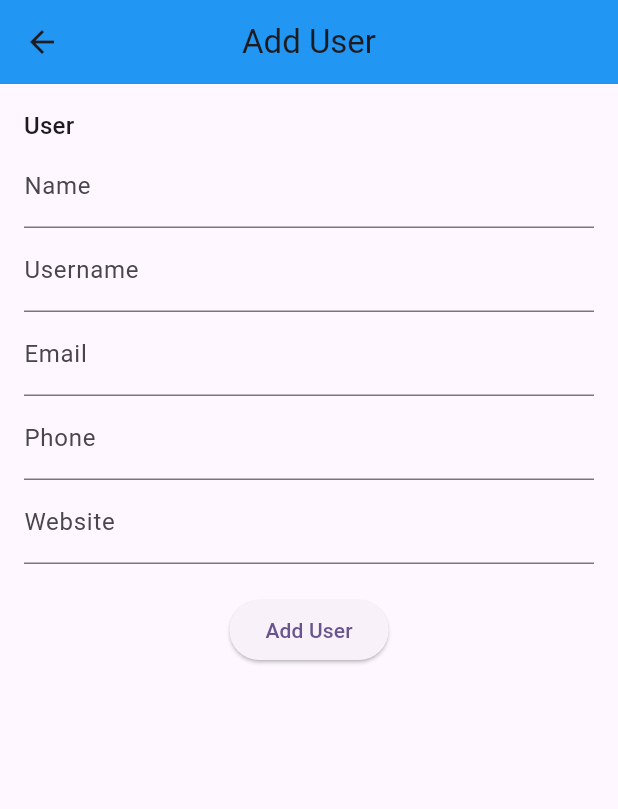
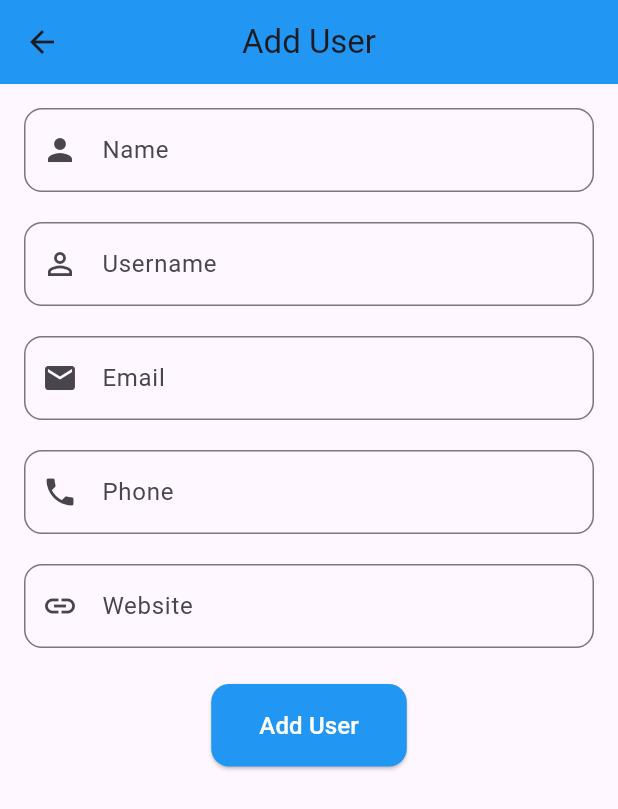
Before and after one commit to noura2tarek/User_Profile_Management, a Flutter app: the screen it shows after launch, after a tap on the "add" icon, on a phone screen of 412 x 824 dp. Shown: the top 809 px of the screen. Run offline on Flutter 3.47's test engine with Material 3 defaults, Android fonts, the light colour scheme and no system bars; our stand-ins replace dio; network calls fail.

Commit message:
handle UI of add and edit user feature

```diff
--- a/lib/controller/api_service.dart
+++ b/lib/controller/api_service.dart
@@ -3,6 +3,15 @@ import 'package:dio/dio.dart';
 class ApiService {
   static const String url = 'https://jsonplaceholder.typicode.com/';
   final Dio _dio = Dio(BaseOptions(baseUrl: url));
+
+  Future<Response> fetchUsers() async {
+    return await _dio.get('/users');
+  }
+
+  Future<Response> fetchUser(int id) async {
+    return await _dio.get('/users/$id');
+  }
+
   Future<Response> updateUser(int id, Map<String, dynamic> data) async {
     return await _dio.put('/users/$id', data: data);
   }
--- /dev/null
+++ b/lib/controller/user_service.dart
@@ -0,0 +1,33 @@
+import 'package:user_profile_management/model/user_model.dart';
+import 'package:user_profile_management/controller/api_service.dart';
+
+class UserController {
+  final ApiService _api = ApiService();
+
+  Future<void> addUser(User user) async {
+    try {
+      await _api.addUser(user.toJson());
+    } catch (e) {
+      throw Exception('Failed to add user: $e');
+    }
+  }
+
+  Future<void> updateUser(User user) async {
+    try {
+      await _api.updateUser(user.id, user.toJson());
+    } catch (e) {
+      throw Exception('Failed to update user: $e');
+    }
+  }
+
+  Future<List<User>> fetchUsers() async {
+    try {
+      final response = await _api.fetchUsers();
+      return (response.data as List)
+          .map((user) => User.fromJson(user))
+          .toList();
+    } catch (e) {
+      throw Exception('Failed to fetch users: $e');
+    }
+  }
+}
--- a/lib/view/screens/edit_user/edit_user_screen.dart
+++ b/lib/view/screens/edit_user/edit_user_screen.dart
@@ -3,6 +3,7 @@ import 'package:user_profile_management/model/user_model.dart';
 
 class AddOrUpdateUserScreen extends StatefulWidget {
   final User? user;
+
   const AddOrUpdateUserScreen({super.key, this.user});
 
   @override
@@ -10,17 +11,17 @@ class AddOrUpdateUserScreen extends StatefulWidget {
 }
 
 class _AddOrUpdateUserScreenState extends State<AddOrUpdateUserScreen> {
-  final _formkey = GlobalKey<FormState>();
+  final _formKey = GlobalKey<FormState>();
 
   late String _name;
   late String _userName;
   late String _email;
   late String _phone;
   late String _website;
+
   @override
   void initState() {
     super.initState();
-    //Initialization with exisisting user data if it was an edit or empty strings for a new user
     _name = widget.user?.name ?? '';
     _userName = widget.user?.username ?? '';
     _email = widget.user?.email ?? '';
@@ -29,8 +30,8 @@ class _AddOrUpdateUserScreenState extends State<AddOrUpdateUserScreen> {
   }
 
   void _saveForm() {
-    if (_formkey.currentState!.validate()) {
-      _formkey.currentState!.save();
+    if (_formKey.currentState!.validate()) {
+      _formKey.currentState!.save();
 
       final user = User(
         id: widget.user?.id ?? 0,
@@ -44,10 +45,7 @@ class _AddOrUpdateUserScreenState extends State<AddOrUpdateUserScreen> {
           suite: '',
           city: '',
           zipcode: '',
-          geo: Geo(
-            lat: '',
-            lng: '',
-          ),
+          geo: Geo(lat: '', lng: ''),
         ),
         company: Company(
           name: '',
@@ -55,10 +53,27 @@ class _AddOrUpdateUserScreenState extends State<AddOrUpdateUserScreen> {
           bs: '',
         ),
       );
+
+      ScaffoldMessenger.of(context).showSnackBar(
+        SnackBar(
+          content: Text(widget.user == null
+              ? 'User added successfully!'
+              : 'User updated successfully!'),
+          backgroundColor: Colors.green,
+        ),
+      );
+
       Navigator.pop(context, {
         'action': widget.user == null ? 'add' : 'edit',
         'user': user,
       });
+    } else {
+      ScaffoldMessenger.of(context).showSnackBar(
+        const SnackBar(
+          content: Text('Please fill all required fields correctly.'),
+          backgroundColor: Colors.red,
+        ),
+      );
     }
   }
 
@@ -69,56 +84,117 @@ class _AddOrUpdateUserScreenState extends State<AddOrUpdateUserScreen> {
         title: Text(widget.user == null ? 'Add User' : 'Edit User'),
         centerTitle: true,
         backgroundColor: Colors.blue,
+        elevation: 0,
       ),
-      body: Padding(
-        padding: const EdgeInsets.all(16.0),
+      body: SingleChildScrollView(
+        padding: const EdgeInsets.all(16),
         child: Form(
-          key: _formkey,
+          key: _formKey,
           child: Column(
             crossAxisAlignment: CrossAxisAlignment.start,
             children: [
-              Text(
-                'User',
-                style: Theme.of(context).textTheme.titleMedium,
-              ),
               TextFormField(
                 initialValue: _name,
-                decoration: InputDecoration(labelText: 'Name'),
+                decoration: InputDecoration(
+                  labelText: 'Name',
+                  border: OutlineInputBorder(
+                    borderRadius: BorderRadius.circular(12),
+                  ),
+                  prefixIcon: const Icon(Icons.person),
+                ),
                 validator: (value) =>
                     value!.isEmpty ? 'Please enter a name' : null,
                 onSaved: (value) => _name = value!,
               ),
+              const SizedBox(height: 20),
               TextFormField(
                 initialValue: _userName,
-                decoration: InputDecoration(labelText: 'Username'),
+                decoration: InputDecoration(
+                  labelText: 'Username',
+                  border: OutlineInputBorder(
+                    borderRadius: BorderRadius.circular(12),
+                  ),
+                  prefixIcon: const Icon(Icons.person_outline),
+                ),
                 validator: (value) =>
                     value!.isEmpty ? 'Please enter a username' : null,
                 onSaved: (value) => _userName = value!,
               ),
+              const SizedBox(height: 20),
               TextFormField(
                 initialValue: _email,
-                decoration: InputDecoration(labelText: 'Email'),
-                validator: (value) =>
-                    value!.isEmpty ? 'Please enter an email' : null,
+                decoration: InputDecoration(
+                  labelText: 'Email',
+                  border: OutlineInputBorder(
+                    borderRadius: BorderRadius.circular(12),
+                  ),
+                  prefixIcon: const Icon(Icons.email),
+                ),
+                validator: (value) {
+                  if (value!.isEmpty) {
+                    return 'Please enter an email, "example@example.com"';
+                  } else if (!RegExp(r'^[\w-\.]+@([\w-]+\.)+[\w-]{2,4}$')
+                      .hasMatch(value)) {
+                    return 'Please enter a valid email';
+                  }
+                  return null;
+                },
                 onSaved: (value) => _email = value!,
               ),
+              const SizedBox(height: 20),
               TextFormField(
                 initialValue: _phone,
-                decoration: InputDecoration(labelText: 'Phone'),
+                decoration: InputDecoration(
+                  labelText: 'Phone',
+                  border: OutlineInputBorder(
+                    borderRadius: BorderRadius.circular(12),
+                  ),
+                  prefixIcon: const Icon(Icons.phone),
+                ),
+                validator: (value) {
+                  if (value!.isEmpty) {
+                    return 'Please enter a phone number';
+                  } else if (!RegExp(r'^[0-9]{11}$').hasMatch(value)) {
+                    return 'Please enter a valid 11-digit phone number';
+                  }
+                  return null;
+                },
                 onSaved: (value) => _phone = value!,
               ),
+              const SizedBox(height: 20),
               TextFormField(
                 initialValue: _website,
-                decoration: InputDecoration(labelText: 'Website'),
+                decoration: InputDecoration(
+                  labelText: 'Website',
+                  border: OutlineInputBorder(
+                    borderRadius: BorderRadius.circular(12),
+                  ),
+                  prefixIcon: const Icon(Icons.link),
+                ),
+                validator: (value) {
+                  if (value!.isEmpty) {
+                    return 'Please enter a website';
+                  }
+                  return null;
+                },
                 onSaved: (value) => _website = value!,
               ),
-              SizedBox(
-                height: 20,
-              ),
+              const SizedBox(height: 24),
               Center(
                 child: ElevatedButton(
                   onPressed: _saveForm,
-                  child: Text(widget.user == null ? 'Add User' : 'Update User'),
+                  style: ElevatedButton.styleFrom(
+                    padding: const EdgeInsets.symmetric(
+                        horizontal: 32, vertical: 16),
+                    backgroundColor: Colors.blue,
+                    shape: RoundedRectangleBorder(
+                      borderRadius: BorderRadius.circular(12),
+                    ),
+                  ),
+                  child: Text(
+                    widget.user == null ? 'Add User' : 'Update User',
+                    style: const TextStyle(fontSize: 16, color: Colors.white),
+                  ),
                 ),
               ),
             ],
--- a/lib/view/screens/home/home_screen.dart
+++ b/lib/view/screens/home/home_screen.dart
@@ -1,5 +1,5 @@
 import 'package:flutter/material.dart';
-import 'package:user_profile_management/controller/api_service.dart';
+import 'package:user_profile_management/controller/user_service.dart';
 import 'package:user_profile_management/model/user_model.dart';
 import 'package:user_profile_management/view/screens/edit_user/edit_user_screen.dart';
 
@@ -11,29 +11,27 @@ class HomeScreen extends StatefulWidget {
 }
 
 class _HomeScreenState extends State<HomeScreen> {
-  final ApiService _api = ApiService();
+  final UserController _userController = UserController();
   List<User> _users = [];
+  bool _isLoading = true;
 
-  void _updateUser(User user) async {
-    try {
-      await _api.updateUser(user.id, user.toJson());
-      setState(() {
-        final index = _users.indexWhere((u) => u.id == user.id);
-        _users[index] = user;
-      });
-    } catch (e) {
-      print('Failed to update user: $e');
-    }
+  @override
+  void initState() {
+    super.initState();
+    _fetchUsers();
   }
 
-  void _addUser(User user) async {
+  Future<void> _fetchUsers() async {
+    setState(() => _isLoading = true);
     try {
-      await _api.addUser(user.toJson());
-      setState(() {
-        _users.add(user);
-      });
+      final users = await _userController.fetchUsers();
+      setState(() => _users = users);
     } catch (e) {
-      print('Failed to add user: $e');
+      ScaffoldMessenger.of(context).showSnackBar(
+        SnackBar(content: Text('Failed to fetch users: $e')),
+      );
+    } finally {
+      setState(() => _isLoading = false);
     }
   }
 
@@ -41,28 +39,81 @@ class _HomeScreenState extends State<HomeScreen> {
     final formResult = await Navigator.push(
       context,
       MaterialPageRoute(
-        builder: (context) => AddOrUpdateUserScreen(
-          user: user,
-        ),
+        builder: (context) => AddOrUpdateUserScreen(user: user),
       ),
     );
 
     if (formResult != null && formResult is Map<String, dynamic>) {
       if (formResult['action'] == 'add') {
-        _addUser(formResult['user']);
+        await _userController.addUser(formResult['user']);
       } else if (formResult['action'] == 'edit') {
-        _updateUser(formResult['user']);
+        await _userController.updateUser(formResult['user']);
       }
+      _fetchUsers();
     }
   }
 
   @override
   Widget build(BuildContext context) {
     return Scaffold(
+      appBar: AppBar(
+        title:
+            const Text('User Profiles', style: TextStyle(color: Colors.white)),
+        centerTitle: true,
+        backgroundColor: Colors.blue,
+        elevation: 0,
+      ),
       floatingActionButton: FloatingActionButton(
         onPressed: () => _navigateToAddOrUpdateUserScreen(),
-        child: Icon(Icons.add),
+        backgroundColor: const Color.fromARGB(255, 125, 187, 238),
+        child: const Icon(Icons.add, color: Colors.white),
       ),
+      body: _isLoading
+          ? const Center(child: CircularProgressIndicator())
+          : RefreshIndicator(
+              onRefresh: _fetchUsers,
+              child: ListView.builder(
+                padding: const EdgeInsets.all(16),
+                itemCount: _users.length,
+                itemBuilder: (context, index) {
+                  final user = _users[index];
+                  return Card(
+                    elevation: 4,
+                    margin: const EdgeInsets.only(bottom: 16),
+                    shape: RoundedRectangleBorder(
+                      borderRadius: BorderRadius.circular(12),
+                    ),
+                    child: ListTile(
+                      contentPadding: const EdgeInsets.all(16),
+                      leading: CircleAvatar(
+                        backgroundColor: Colors.blue.shade100,
+                        child: Text(
+                          user.name[0],
+                          style: const TextStyle(
+                            fontSize: 20,
+                            fontWeight: FontWeight.bold,
+                            color: Colors.blue,
+                          ),
+                        ),
+                      ),
+                      title: Text(
+                        user.name,
+                        style: const TextStyle(
+                          fontSize: 18,
+                          fontWeight: FontWeight.bold,
+                        ),
+                      ),
+                      subtitle: Text(user.email),
+                      trailing: IconButton(
+                        icon: const Icon(Icons.edit, color: Colors.blue),
+                        onPressed: () =>
+                            _navigateToAddOrUpdateUserScreen(user: user),
+                      ),
+                    ),
+                  );
+                },
+              ),
+            ),
     );
   }
 }
```
